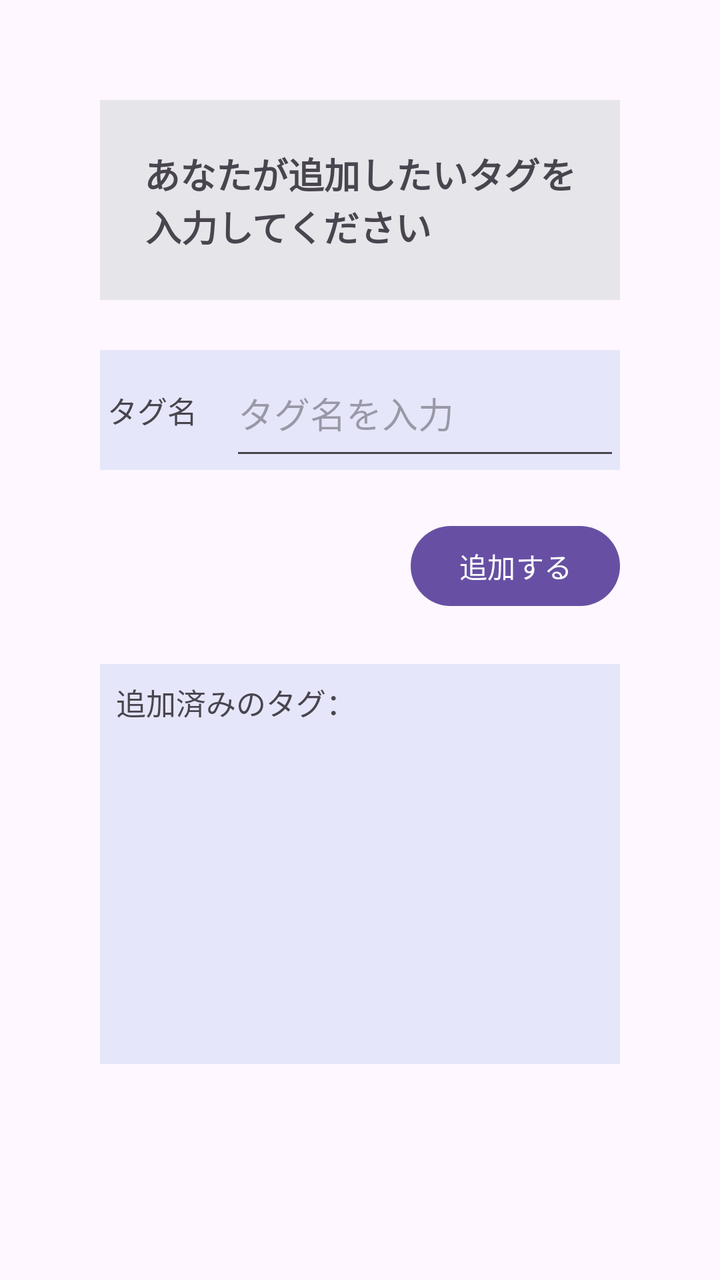
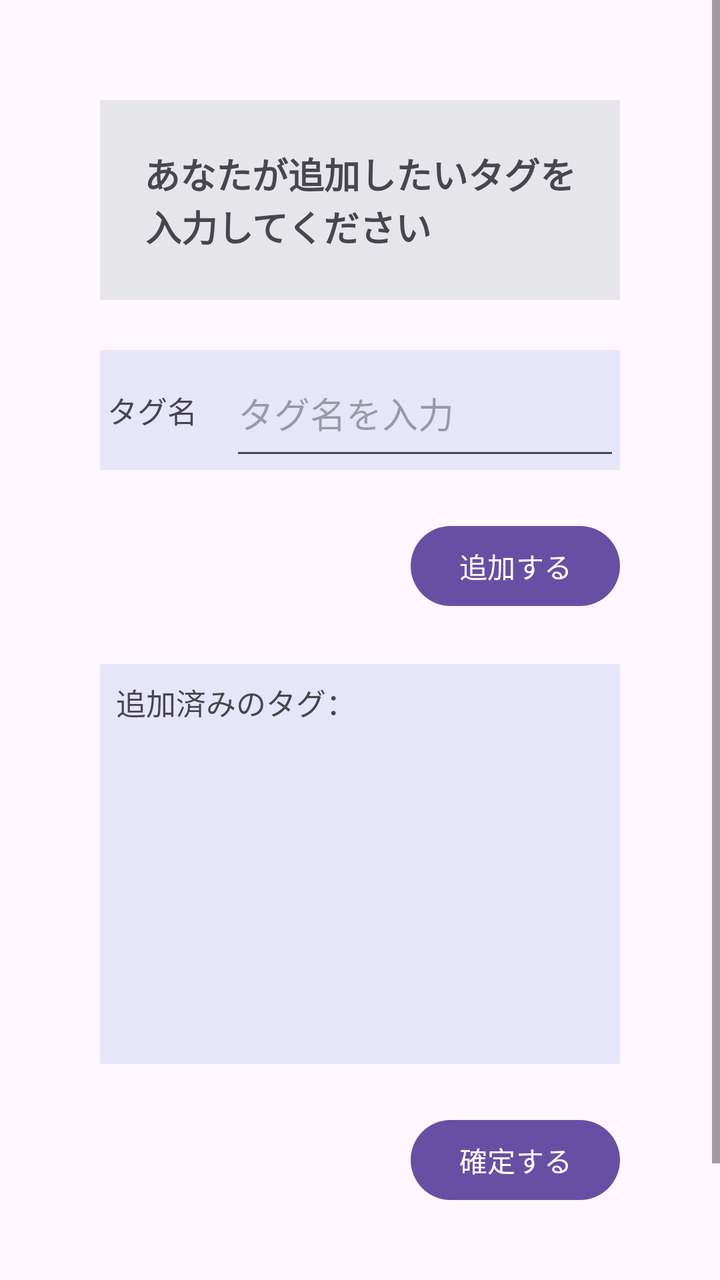

Before-and-after screenshots of an Android layout around one commit, followed by the original layout XML and the change that was made.
<!-- AndroidManifest.xml: application theme Theme.Javateaclient -->
<!-- res/layout/fragment_edit_tag.xml -->
<?xml version="1.0" encoding="utf-8"?>
<FrameLayout xmlns:android="http://schemas.android.com/apk/res/android"
    xmlns:tools="http://schemas.android.com/tools"
    android:layout_width="match_parent"
    android:layout_height="match_parent"
    tools:context=".views.EditTagFragment">

    <LinearLayout
        android:layout_width="match_parent"
        android:layout_height="match_parent"
        android:orientation="vertical"
        android:paddingLeft="50dp"
        android:paddingTop="50dp"
        android:paddingRight="50dp"
        android:paddingBottom="100dp">

        <TextView
            android:id="@+id/description"
            android:layout_width="match_parent"
            android:layout_height="100dp"
            android:background="#E5E5EA"
            android:gravity="center"
            android:text="あなたが追加したいタグを\n入力してください　　　　"
            android:textSize="18sp"
            android:textStyle="bold"/>

        <LinearLayout
            android:id="@+id/addTagRow"
            android:layout_width="match_parent"
            android:layout_height="60dp"
            android:layout_marginTop="25dp"
            android:background="#E6E6FA"
            android:orientation="horizontal">

            <TextView
                android:layout_width="0dp"
                android:layout_height="match_parent"
                android:layout_weight="1"
                android:gravity="left|center"
                android:text=" タグ名"
                android:textSize="15sp"/>

            <EditText
                android:id="@+id/addTagText"
                android:layout_width="0dp"
                android:layout_height="match_parent"
                android:layout_weight="3"
                android:hint="タグ名を入力"/>

        </LinearLayout>

        <Button
            android:id="@+id/addButton"
            android:layout_width="wrap_content"
            android:layout_height="wrap_content"
            android:layout_marginTop="24dp"
            android:layout_gravity="end"
            android:text="追加する"/>

        <LinearLayout
            android:id="@+id/allTagRow"
            android:layout_width="match_parent"
            android:layout_height="200dp"
            android:layout_marginTop="25dp"
            android:background="#E6E6FA"
            android:orientation="vertical"
            android:padding="8dp">

            <TextView
                android:layout_width="match_parent"
                android:layout_height="wrap_content"
                android:text="追加済みのタグ："
                android:textSize="15sp" />

        </LinearLayout>

        <Button
            android:id="@+id/confirmButton"
            android:layout_width="wrap_content"
            android:layout_height="wrap_content"
            android:layout_marginTop="24dp"
            android:layout_gravity="end"
            android:text="確定する"/>

    </LinearLayout>

</FrameLayout>
<!-- resources referenced by this layout -->
<resources>
  <style name="Theme.Javateaclient" parent="Base.Theme.Javateaclient" />
  <style name="Base.Theme.Javateaclient" parent="Theme.Material3.DayNight.NoActionBar">
          
          
      </style>
</resources>

<!-- the commit's change to res/layout/fragment_edit_tag.xml (unified diff, before → after) -->
@@ -1,5 +1,5 @@
 <?xml version="1.0" encoding="utf-8"?>
-<FrameLayout xmlns:android="http://schemas.android.com/apk/res/android"
+<ScrollView xmlns:android="http://schemas.android.com/apk/res/android"
     xmlns:tools="http://schemas.android.com/tools"
     android:layout_width="match_parent"
     android:layout_height="match_parent"
@@ -83,5 +83,4 @@
             android:text="確定する"/>
 
     </LinearLayout>
-
-</FrameLayout>
+</ScrollView>
